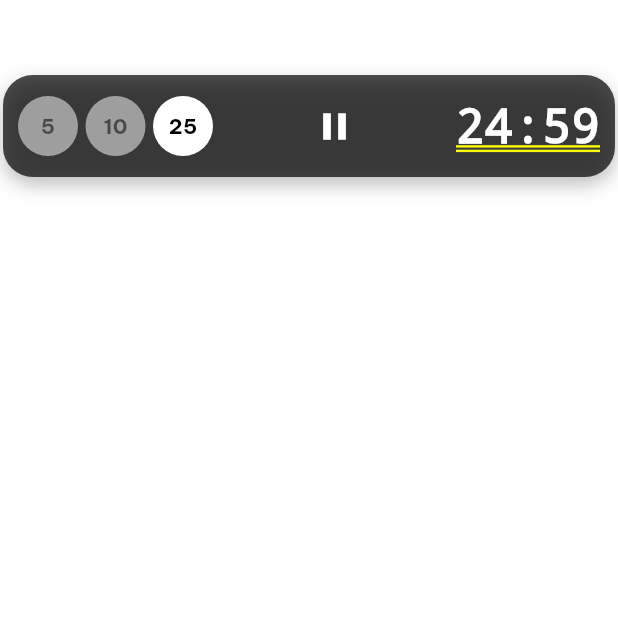
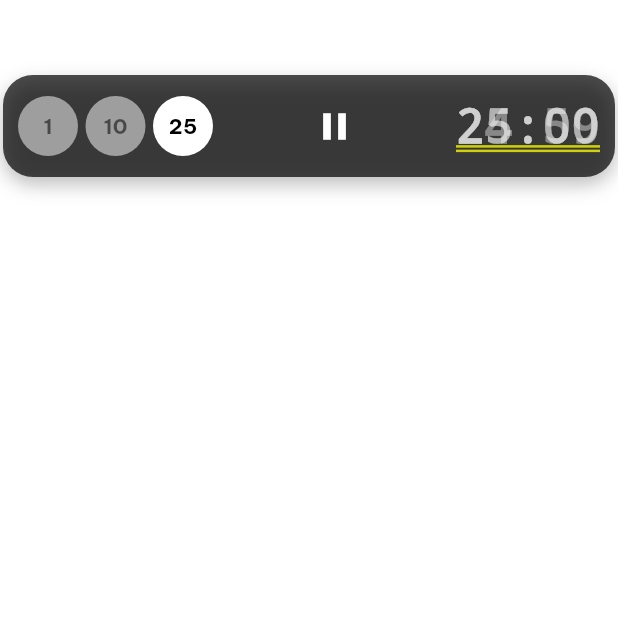
Before and after one commit to connorstake/louderspacemobile, a Flutter app: the PomodoroTimerWidget screen opened directly, after a tap on the "play arrow" icon, on a phone screen of 412 x 824 dp, the top half of it. Run offline on Flutter 3.47's test engine with Material 3 defaults, Android fonts, the phone set to English and light mode, and no system bars; our stand-ins replace dio, flutter_local_notifications, just_audio, just_audio_background, logger, rive and 2 more; missing offline and left inert: audio_session; accounts and stored records are empty.

```diff
--- a/lib/widgets/pomodoro_widget.dart
+++ b/lib/widgets/pomodoro_widget.dart
@@ -39,7 +39,7 @@ class PomodoroTimerWidget extends StatelessWidget {
                   children: [
                     Row(
                       children: [
-                        _durationButton(context, pomodoroProvider, 5),
+                        _durationButton(context, pomodoroProvider, 1),
                         SizedBox(width: 5),
                         _durationButton(context, pomodoroProvider, 10),
                         SizedBox(width: 5),
@@ -64,9 +64,17 @@ class PomodoroTimerWidget extends StatelessWidget {
                     Spacer(),
                     Container(
                       alignment: Alignment.center,
-                      child: Text(
-                        pomodoroProvider.remainingTimeString,
-                        style: TextStyle(color: Colors.white, fontSize: 32, fontWeight: FontWeight.bold),
+                      child: AnimatedSwitcher(
+                        duration: Duration(milliseconds: 500),
+                        child: Text(
+                          pomodoroProvider.remainingTimeString,
+                          key: ValueKey(pomodoroProvider.remainingTimeString),
+                          style: TextStyle(
+                            color: pomodoroProvider.isZero ? Colors.red : Colors.white,
+                            fontSize: 32,
+                            fontWeight: FontWeight.bold,
+                          ),
+                        ),
                       ),
                     ),
                   ],
@@ -84,7 +92,7 @@ class PomodoroTimerWidget extends StatelessWidget {
 
     return GestureDetector(
       onTap: () {
-        if (pomodoroProvider.isRunning || pomodoroProvider.isPaused && pomodoroProvider.remainingTime < pomodoroProvider.duration) {
+        if (pomodoroProvider.isRunning || (pomodoroProvider.isPaused && pomodoroProvider.remainingTime < pomodoroProvider.duration)) {
           _showResetDialog(context, pomodoroProvider, minutes);
         } else {
           pomodoroProvider.setDuration(Duration(minutes: minutes));
--- a/pubspec.yaml
+++ b/pubspec.yaml
@@ -41,6 +41,8 @@ dependencies:
   audio_service: ^0.18.0
   just_audio_background: ^0.0.1-beta.12
   audio_session: ^0.1.19
+  flutter_local_notifications: ^9.0.0+1
+  timezone: ^0.8.0
 
 
   # The following adds the Cupertino Icons font to your application.
```
Also changed, not shown: lib/main.dart (+25 -0 lines), lib/providers/pomodoro_provider.dart (+40 -15 lines), pubspec.lock, 3 other files.
